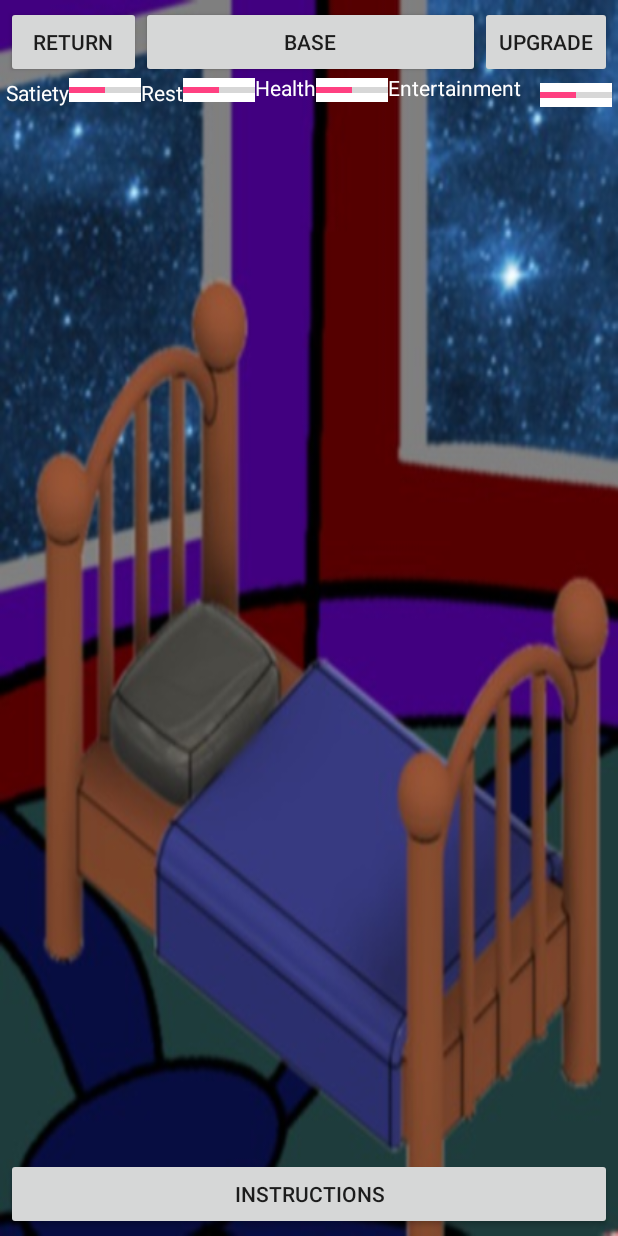
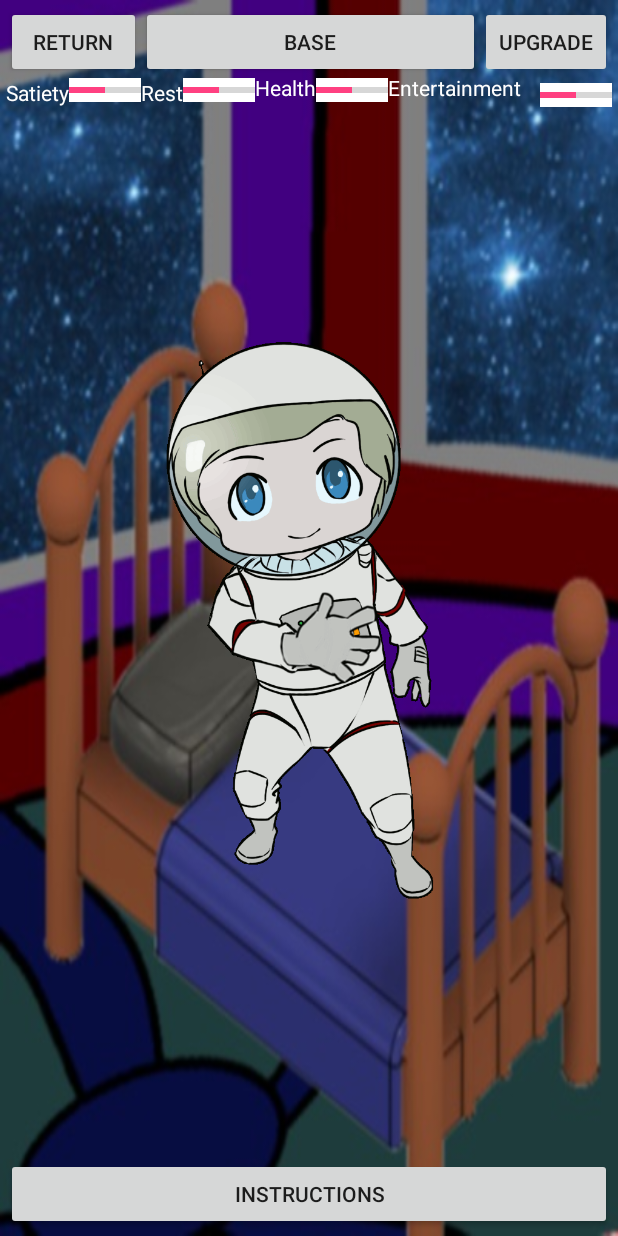
Before and after one commit to pgumienny/MarsSim, an Android app: the RoomAcitivity screen opened directly, with no data from a screen before it, on a phone screen of 412 x 824 dp. Run offline under Robolectric (Android 15) with nearby library versions, the phone set to English and light mode, and no system bars.

Commit message:
Images added

```diff
--- a/app/src/main/res/layout/room_layout.xml
+++ b/app/src/main/res/layout/room_layout.xml
@@ -65,7 +65,7 @@
             android:layout_toRightOf="@+id/progressBarRest"
             android:layout_toEndOf="@+id/progressBarRest" />
 
-        <TextView
+    <TextView
             android:layout_width="wrap_content"
             android:layout_height="wrap_content"
             android:textAppearance="?android:attr/textAppearanceSmall"
@@ -139,4 +139,15 @@
             android:layout_alignParentStart="true"
             android:layout_alignRight="@+id/progressBarEntertainment"
             android:layout_alignEnd="@+id/progressBarEntertainment" />
+
+    <ImageView
+        android:layout_width="wrap_content"
+        android:layout_height="wrap_content"
+        android:id="@+id/imageViewAstronaut"
+        android:layout_below="@+id/textViewSatiety"
+        android:layout_alignParentLeft="true"
+        android:layout_alignParentStart="true"
+        android:src="@drawable/astronautEat"
+        android:layout_above="@+id/buttonInstructions" />
+
 </RelativeLayout>
```
Also changed, not shown: app/src/main/res/layout/content_mars_base.xml (+34 -21 lines), app/src/main/res/drawable/astronautEat.gif (added), app/src/main/res/drawable/astronautGIF.gif (added), app/src/main/res/drawable/fun.png (added), app/src/main/res/drawable/fun_ikona.png (added), app/src/main/res/drawable/jadalnia_ikona.png (added), app/src/main/res/drawable/lazik.png (added), app/src/main/res/drawable/lazik_ikona.png (added), app/src/main/res/drawable/panale_sloneczne_ikona.png (added), app/src/main/res/drawable/panele_sloneczne.png (added), app/src/main/res/drawable/warsztat.png (added), app/src/main/res/drawable/warsztat_ikona.png (added), app/src/main/res/drawable/widok_glowny.png (added), 1 other file.
